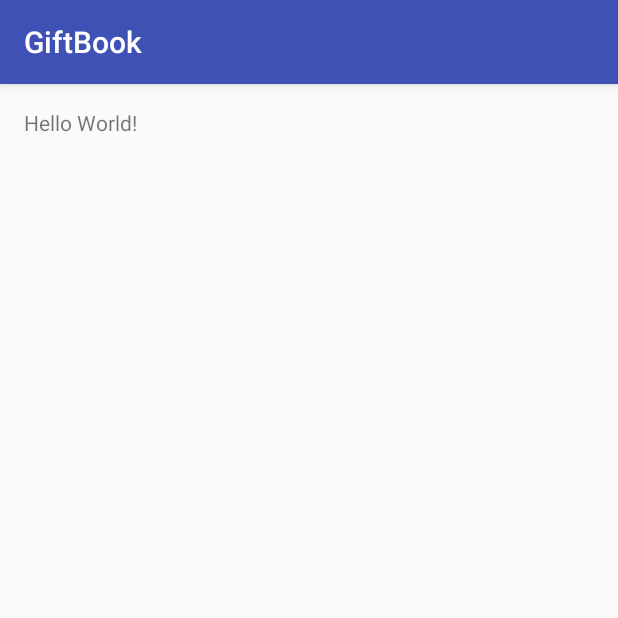
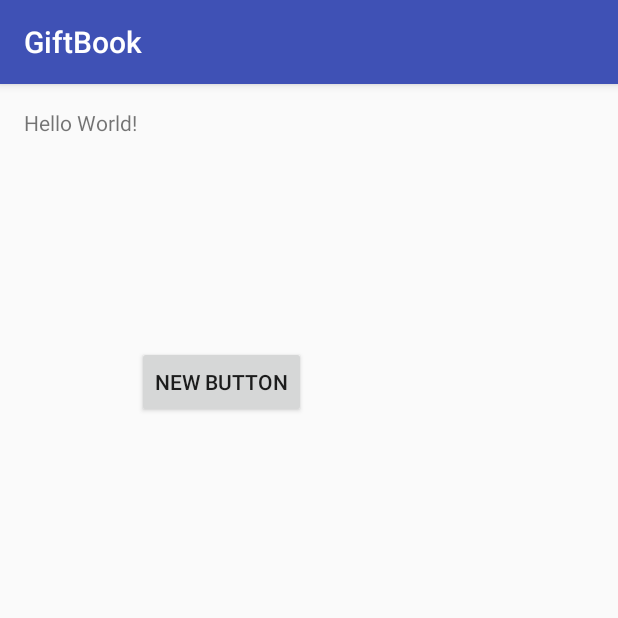
Before and after one commit to pabloSB27/GiftBook, an Android app: the screen it shows after launch (MainActivity), on a phone screen of 412 x 824 dp, the top half of it. Run offline under Robolectric (Android 15) with nearby library versions, the phone set to English and light mode, and no system bars.

Commit message:
Probando boton

```diff
--- a/app/src/main/res/layout/activity_main.xml
+++ b/app/src/main/res/layout/activity_main.xml
@@ -12,5 +12,15 @@
     <TextView
         android:layout_width="wrap_content"
         android:layout_height="wrap_content"
-        android:text="Hello World!" />
+        android:text="Hello World!"
+        android:id="@+id/textView" />
+
+    <Button
+        android:layout_width="wrap_content"
+        android:layout_height="wrap_content"
+        android:text="New Button"
+        android:id="@+id/button"
+        android:layout_below="@+id/textView"
+        android:layout_toEndOf="@+id/textView"
+        android:layout_marginTop="139dp" />
 </RelativeLayout>
```
